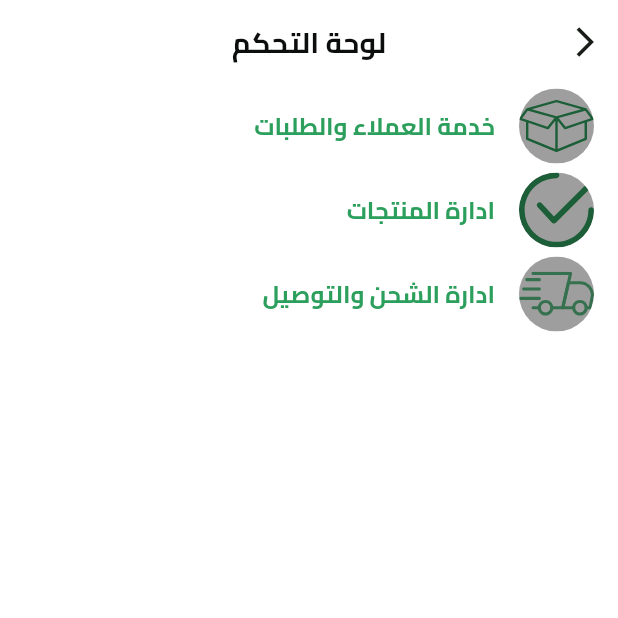
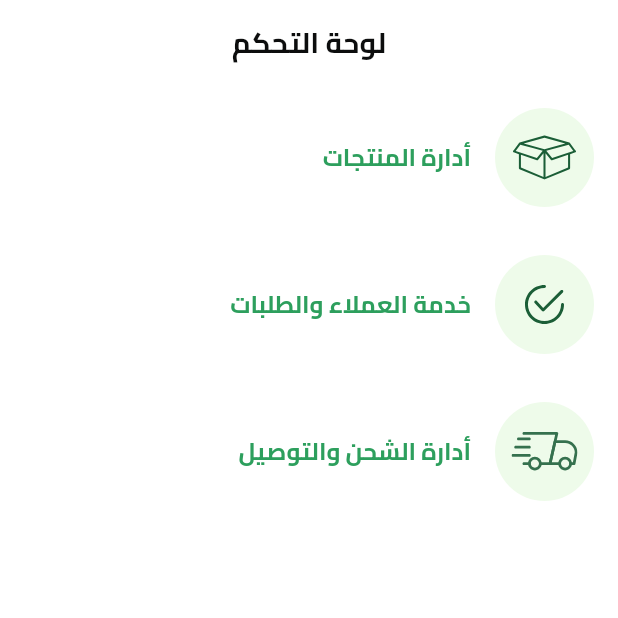
Before and after one commit to elsaramji/controlPanel, a Flutter app: the ControlsView screen opened by its route, on a phone screen of 412 x 824 dp, the top half of it. Run offline on Flutter 3.47's test engine with Material 3 defaults, Android fonts, the phone set to English and light mode, and no system bars; our stand-ins replace bloc, cloud_firestore, dartz, firebase_auth, firebase_core, flutter_bloc and 3 more; missing offline and left inert: new_device_apps; accounts and stored records are empty; project files that could hold a hidden picture were left out.

Commit message:
create controls panel

```diff
--- a/lib/components/controls/views/controls_view.dart
+++ b/lib/components/controls/views/controls_view.dart
@@ -12,9 +12,10 @@ import '../../../core/styles/font_style.dart';
 class ControlsView extends StatelessWidget {
   static const route = '/controls';
   static List<ControlsModel> items = [
-    ControlsModel(title: "خدمة العملاء والطلبات", image: Assets.assetsImageBox),
-    ControlsModel(title: "ادارة المنتجات", image: Assets.assetsImageChecked),
-    ControlsModel(title: "ادارة الشحن والتوصيل", image: Assets.assetsImageVan),
+    ControlsModel(title: "أدارة المنتجات", image: Assets.assetsImageBox),
+    ControlsModel(
+        title: "خدمة العملاء والطلبات", image: Assets.assetsImageChecked),
+    ControlsModel(title: "أدارة الشحن والتوصيل", image: Assets.assetsImageVan),
   ];
 
   const ControlsView({super.key});
@@ -25,29 +26,39 @@ class ControlsView extends StatelessWidget {
         appBar: customAppBar(
           context: context,
           title: "لوحة التحكم",
-            iconleading: const Icon(Icons.arrow_back_ios)),
+        ),
         body: ListView.builder(
+            clipBehavior: Clip.none,
             itemCount: items.length,
             itemBuilder: (context, index) {
-              return ListTile(
-
-                leading: ClipRRect(
-                    borderRadius: BorderRadius.circular(25),
-                    child: Container(
-                      width: 50,
-                      height: 50,
-                      color: Colors.grey,
+              return Padding(
+                  padding: const EdgeInsets.all(16),
+                  child: InkWell(
+                    hoverColor: AppColors.green50,
+                    splashColor: AppColors.green50,
+                    highlightColor: AppColors.green50,
+                    onTap: () {},
+                    child: Row(children: [
+                      CircleAvatar(
+                        radius: 33,
+                        backgroundColor: AppColors.green50,
+                        child: Padding(
+                          padding: const EdgeInsets.all(6),
                           child: SvgPicture.asset(
                             items[index].image,
-                        width: 40,
-                        height: 40,
                           ),
-                    )),
-                title: Text(
+                        ),
+                      ),
+                      const SizedBox(
+                        width: 16,
+                      ),
+                      Text(
                         items[index].title,
-                  style: TextsStyle.bold16.copyWith(color: AppColors.green1600),
+                        style: TextsStyle.bold16
+                            .copyWith(color: AppColors.green1600),
                       ),
-              );
+                    ]),
+                  ));
             }));
   }
 }
```
Lines whose indentation alone changed are shown as unchanged.
